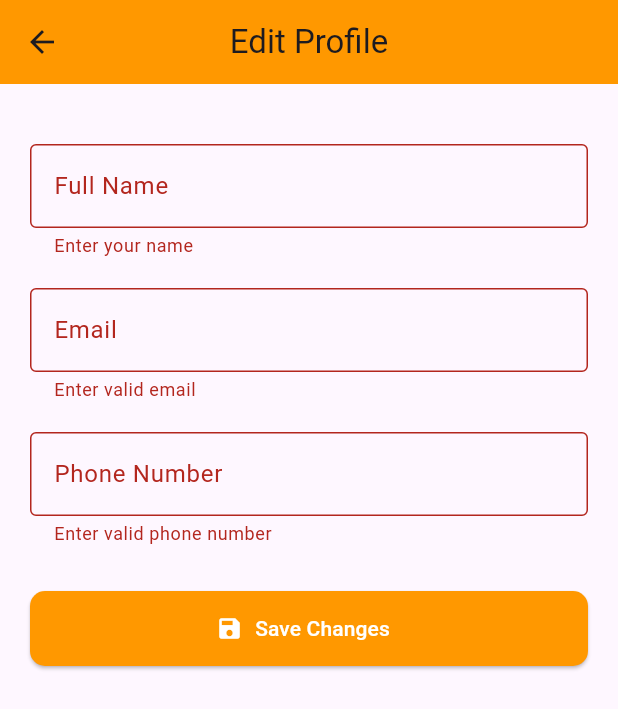
After one commit to R21Rash/Food, a Flutter app: the EditCustomerProfileScreen screen opened directly, after a tap on "Save Changes", on a phone screen of 412 x 824 dp. The commit adds this screen. Shown: the top 709 px of the screen. Run offline on Flutter 3.47's test engine with Material 3 defaults, Android fonts, the phone set to English and light mode, and no system bars; our stand-ins replace fl_chart, flutter_map, geolocator, image_picker, latlong2, lottie and 2 more; missing offline and left inert: payhere_mobilesdk_flutter; accounts and stored records are empty; network calls fail; Roboto replaces fonts that are missing (Poppins).

Commit message:
account deactivation done edit profile forntend done backend need to work on

```diff
--- a/lib/views/auth/login_screen.dart
+++ b/lib/views/auth/login_screen.dart
@@ -13,7 +13,7 @@ class _LoginScreenState extends State<LoginScreen> {
   final TextEditingController passwordController = TextEditingController();
   bool isLoading = false;
 
-  final String backendUrl = "http://192.168.8.163:30409/api/auth/login";
+  final String backendUrl = "http://192.168.150.48:5001/api/auth/login";
 
   Future<void> loginUser() async {
     setState(() => isLoading = true);
@@ -43,6 +43,9 @@ class _LoginScreenState extends State<LoginScreen> {
           "restaurantName",
           data["user"]["restaurantName"] ?? "Restaurant",
         );
+        // ✅ Save phone number and status
+        await prefs.setString("phone", data["user"]["phone"] ?? "");
+        await prefs.setString("status", data["user"]["status"] ?? "");
 
         ScaffoldMessenger.of(context).showSnackBar(
           const SnackBar(
--- a/lib/views/auth/signup_screen.dart
+++ b/lib/views/auth/signup_screen.dart
@@ -19,8 +19,9 @@ class _SignupScreenState extends State<SignupScreen> {
   final TextEditingController passwordController = TextEditingController();
   final TextEditingController confirmPasswordController =
       TextEditingController();
+  final TextEditingController phoneController = TextEditingController();
 
-  final String backendUrl = "http://192.168.8.163:30409/api/auth/signup";
+  final String backendUrl = "http://192.168.150.48:5001/api/auth/signup";
 
   @override
   Widget build(BuildContext context) {
@@ -152,6 +153,11 @@ class _SignupScreenState extends State<SignupScreen> {
                             controller: emailController,
                           ),
                           buildTextField(
+                            "Phone Number",
+                            "Enter your phone number",
+                            controller: phoneController,
+                          ),
+                          buildTextField(
                             "Password",
                             "********",
                             isPassword: true,
@@ -268,6 +274,7 @@ class _SignupScreenState extends State<SignupScreen> {
           "fullName": selectedRole != "Restaurant" ? name : null,
           "restaurantName": selectedRole == "Restaurant" ? name : null,
           "email": emailController.text,
+          "phone": phoneController.text,
           "password": passwordController.text,
         }),
       );
--- a/lib/views/home/homecutomer_screen.dart
+++ b/lib/views/home/homecutomer_screen.dart
@@ -40,11 +40,13 @@ class _HomeCustomerScreenState extends State<HomeCustomerScreen> {
   }
 
   Future<void> fetchProducts() async {
-    const String apiUrl = "http://192.168.8.163:31201/api/products/all";
+    const String apiUrl = "http://192.168.8.218:5004/api/products/all";
+
     try {
       final response = await http.get(Uri.parse(apiUrl));
       if (response.statusCode == 200) {
         final List<dynamic> data = json.decode(response.body);
+        print("data: $data");
         setState(() {
           products = List<Map<String, dynamic>>.from(data);
         });
--- a/lib/views/home/restaurant_home_screen.dart
+++ b/lib/views/home/restaurant_home_screen.dart
@@ -64,7 +64,7 @@ class _RestaurantHomeScreenState extends State<RestaurantHomeScreen> {
     final name = prefs.getString('restaurantName') ?? '';
     final encodedName = Uri.encodeComponent(name);
     final url =
-        "http://192.168.8.163:32189/api/orders/by-restaurant/$encodedName";
+        "http://192.168.150.48:5003/api/orders/by-restaurant/$encodedName";
 
     try {
       final response = await http.get(Uri.parse(url));
@@ -108,7 +108,7 @@ class _RestaurantHomeScreenState extends State<RestaurantHomeScreen> {
     final name = prefs.getString('restaurantName') ?? '';
     final encodedName = Uri.encodeComponent(name);
     final url =
-        "http://192.168.8.163:32189/api/orders/by-restaurant/$encodedName";
+        "http://192.168.150.48:5003/api/orders/by-restaurant/$encodedName";
 
     try {
       final response = await http.get(Uri.parse(url));
@@ -149,7 +149,7 @@ class _RestaurantHomeScreenState extends State<RestaurantHomeScreen> {
     final name = prefs.getString('restaurantName') ?? '';
     final encodedName = Uri.encodeComponent(name);
     final url =
-        "http://192.168.8.163:31201/api/products/by-restaurant/$encodedName";
+        "http://192.168.150.48:5003/api/products/by-restaurant/$encodedName";
 
     try {
       final response = await http.get(Uri.parse(url));
--- a/lib/views/item/customerItem_screen.dart
+++ b/lib/views/item/customerItem_screen.dart
@@ -44,7 +44,7 @@ class _CustomerItemScreenState extends State<CustomerItemScreen> {
   }
 
   Future<void> fetchProducts() async {
-    const String apiUrl = "http://192.168.8.163:31201/api/products/all";
+    const String apiUrl = "http://192.168.150.48:5004/api/products/all";
     try {
       final response = await http.get(Uri.parse(apiUrl));
       if (response.statusCode == 200) {
--- /dev/null
+++ b/lib/views/profile/edit_customer_profile_screen.dart
@@ -0,0 +1,169 @@
+import 'package:flutter/material.dart';
+import 'package:shared_preferences/shared_preferences.dart';
+import 'package:http/http.dart' as http;
+import 'dart:convert';
+
+class EditCustomerProfileScreen extends StatefulWidget {
+  @override
+  State<EditCustomerProfileScreen> createState() =>
+      _EditCustomerProfileScreenState();
+}
+
+class _EditCustomerProfileScreenState extends State<EditCustomerProfileScreen> {
+  final _formKey = GlobalKey<FormState>();
+  TextEditingController nameController = TextEditingController();
+  TextEditingController emailController = TextEditingController();
+  TextEditingController phoneController = TextEditingController();
+
+  bool isLoading = false;
+
+  @override
+  void initState() {
+    super.initState();
+    loadUserData();
+  }
+
+  Future<void> loadUserData() async {
+    final prefs = await SharedPreferences.getInstance();
+    setState(() {
+      nameController.text = prefs.getString("name") ?? "";
+      emailController.text = prefs.getString("email") ?? "";
+      phoneController.text = prefs.getString("phone") ?? "";
+    });
+  }
+
+  Future<void> updateProfile() async {
+    if (!_formKey.currentState!.validate()) return;
+
+    setState(() {
+      isLoading = true;
+    });
+
+    final prefs = await SharedPreferences.getInstance();
+    final userId = prefs.getString("user_id");
+
+    if (userId == null) {
+      ScaffoldMessenger.of(context).showSnackBar(
+        const SnackBar(content: Text("User ID not found. Please login again.")),
+      );
+      return;
+    }
+
+    final url = Uri.parse("http://192.168.150.48:5001/api/auth/updateProfile");
+
+    try {
+      final response = await http.post(
+        url,
+        headers: {"Content-Type": "application/json"},
+        body: jsonEncode({
+          "userId": userId, // use _id to identify the user
+          "newName": nameController.text.trim(),
+          "newEmail": emailController.text.trim(),
+          "newPhone": phoneController.text.trim(),
+        }),
+      );
+
+      final result = jsonDecode(response.body);
+
+      if (response.statusCode == 200) {
+        await prefs.setString("name", nameController.text.trim());
+        await prefs.setString("email", emailController.text.trim());
+        await prefs.setString("phone", phoneController.text.trim());
+
+        ScaffoldMessenger.of(context).showSnackBar(
+          const SnackBar(content: Text("Profile updated successfully!")),
+        );
+
+        Navigator.pop(context);
+      } else {
+        ScaffoldMessenger.of(context).showSnackBar(
+          SnackBar(
+            content: Text("Failed: ${result['message'] ?? 'Unknown error'}"),
+          ),
+        );
+      }
+    } catch (e) {
+      ScaffoldMessenger.of(
+        context,
+      ).showSnackBar(SnackBar(content: Text("Error: $e")));
+    } finally {
+      setState(() {
+        isLoading = false;
+      });
+    }
+  }
+
+  @override
+  Widget build(BuildContext context) {
+    return Scaffold(
+      appBar: AppBar(
+        title: const Text("Edit Profile"),
+        centerTitle: true,
+        backgroundColor: Colors.orange,
+      ),
+      body: Padding(
+        padding: const EdgeInsets.all(20),
+        child: Form(
+          key: _formKey,
+          child: ListView(
+            children: [
+              const SizedBox(height: 20),
+              TextFormField(
+                controller: nameController,
+                decoration: const InputDecoration(
+                  labelText: "Full Name",
+                  border: OutlineInputBorder(),
+                ),
+                validator:
+                    (value) =>
+                        value == null || value.isEmpty
+                            ? "Enter your name"
+                            : null,
+              ),
+              const SizedBox(height: 20),
+              TextFormField(
+                controller: emailController,
+                decoration: const InputDecoration(
+                  labelText: "Email",
+                  border: OutlineInputBorder(),
+                ),
+                validator:
+                    (value) =>
+                        value == null || !value.contains("@")
+                            ? "Enter valid email"
+                            : null,
+              ),
+              const SizedBox(height: 20),
+              TextFormField(
+                controller: phoneController,
+                decoration: const InputDecoration(
+                  labelText: "Phone Number",
+                  border: OutlineInputBorder(),
+                ),
+                validator:
+                    (value) =>
+                        value == null || value.length < 9
+                            ? "Enter valid phone number"
+                            : null,
+              ),
+              const SizedBox(height: 30),
+              ElevatedButton.icon(
+                icon: const Icon(Icons.save),
+                label: Text(isLoading ? "Saving..." : "Save Changes"),
+                onPressed: isLoading ? null : updateProfile,
+                style: ElevatedButton.styleFrom(
+                  backgroundColor: Colors.orange,
+                  foregroundColor: Colors.white,
+                  minimumSize: const Size.fromHeight(50),
+                  shape: RoundedRectangleBorder(
+                    borderRadius: BorderRadius.circular(10),
+                  ),
+                ),
+              ),
+            ],
+          ),
+        ),
+      ),
+    );
+  }
+}
--- a/lib/views/trackorder/DeliveryTrackingScreen.dart
+++ b/lib/views/trackorder/DeliveryTrackingScreen.dart
@@ -37,7 +37,7 @@ class _DeliveryTrackingScreenState extends State<DeliveryTrackingScreen> {
   }
 
   Future<void> updateOrderStatus(String newStatus) async {
-    final url = 'http://192.168.8.163:32189/api/orders/update/$orderId';
+    final url = 'http://192.168.8.218:5003/api/orders/update/$orderId';
     final response = await http.put(
       Uri.parse(url),
       headers: {"Content-Type": "application/json"},
--- a/lib/views/trackorder/track_order_screen.dart
+++ b/lib/views/trackorder/track_order_screen.dart
@@ -69,7 +69,7 @@ class _TrackOrderScreenState extends State<TrackOrderScreen> {
     final prefs = await SharedPreferences.getInstance();
     final userId = prefs.getString('user_id') ?? '';
     final encodedUserId = Uri.encodeComponent(userId);
-    final url = 'http://192.168.8.163:32189/api/orders/by-user/$encodedUserId';
+    final url = 'http://192.168.8.218:5003/api/orders/by-user/$encodedUserId';
 
     try {
       final response = await http.get(Uri.parse(url));
--- a/pubspec.yaml
+++ b/pubspec.yaml
@@ -11,7 +11,8 @@ dependencies:
   flutter:
     sdk: flutter
   flutter_map: ^8.1.1
-  latlong2: ^0.9.1
+  latlong2: ^0.9.0
+  flutter_dotenv: ^5.1.0
 
   permission_handler: ^11.4.0
   cupertino_icons: ^1.0.8
```
Also changed, not shown: lib/main.dart (+17 -11 lines), lib/views/profile/CustomerProfileScreen.dart (+140 -8 lines), lib/views/splash_screen.dart (+24 -27 lines), pubspec.lock, 4 other files.
